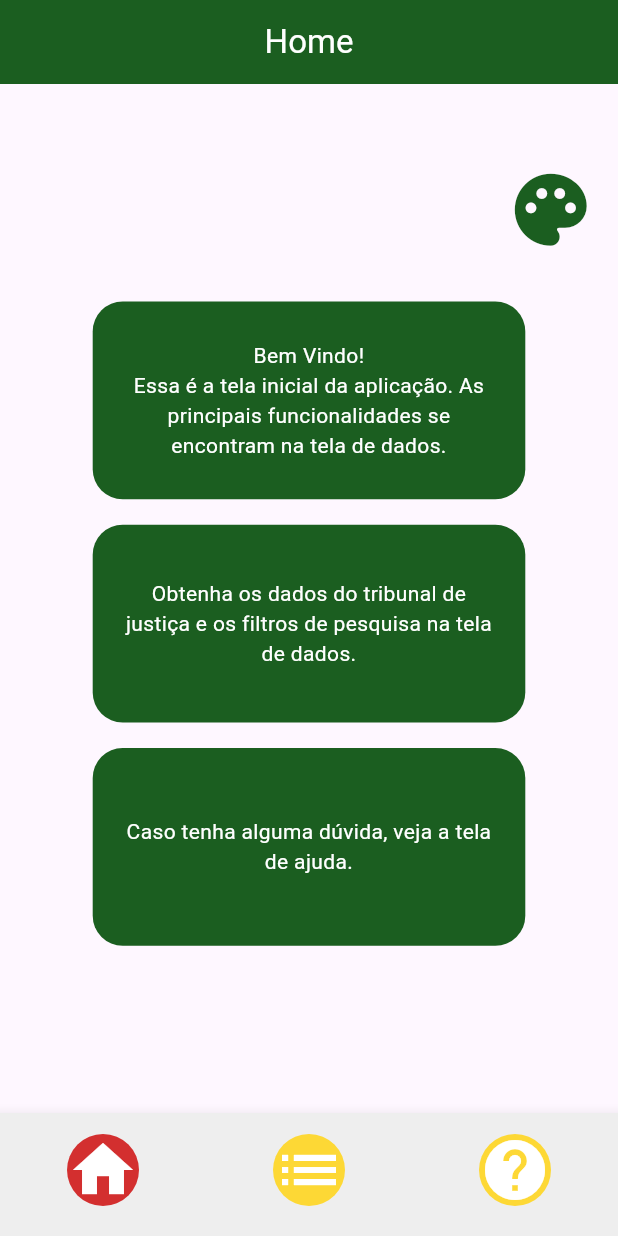
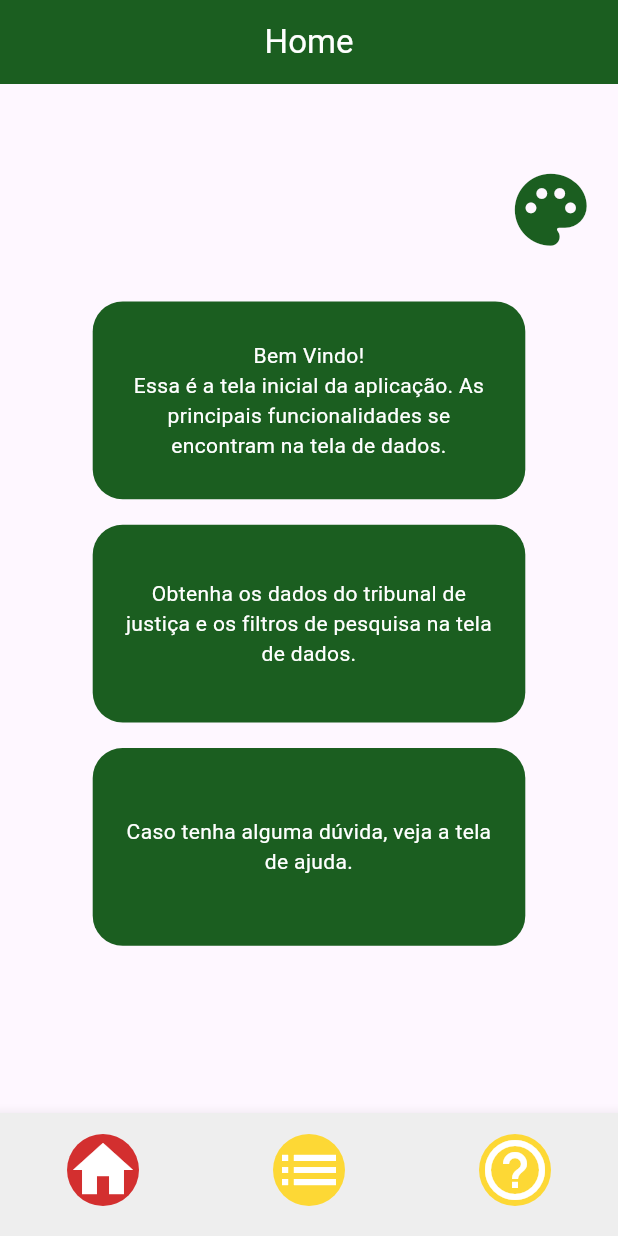
Before and after one commit to linard999/projeto_programacao_dispositivos_moveis, a Flutter app: the screen it shows after launch, on a phone screen of 412 x 824 dp. Run offline on Flutter 3.47's test engine with Material 3 defaults, Android fonts, the phone set to English and light mode, and no system bars.

Commit message:
Alteração do icone de ajuda

```diff
--- a/lib/main.dart
+++ b/lib/main.dart
@@ -55,9 +55,9 @@ class _MyHomePageState extends State<MyHomePage> {
             activeIcon: CustomRoundedIcon(icon: Icons.list, color: Colors.red.shade700),
           ),
           BottomNavigationBarItem(
-            icon: CustomRoundedIcon(icon: Icons.help, color: Colors.yellow.shade600),
+            icon: CustomRoundedIcon(icon: Icons.help_outline, color: Colors.yellow.shade600),
             label: "Ajuda",
-            activeIcon: CustomRoundedIcon(icon: Icons.help, color: Colors.red.shade700),
+            activeIcon: CustomRoundedIcon(icon: Icons.help_outline, color: Colors.red.shade700),
           ),
         ],
         onTap: (index) {
```
